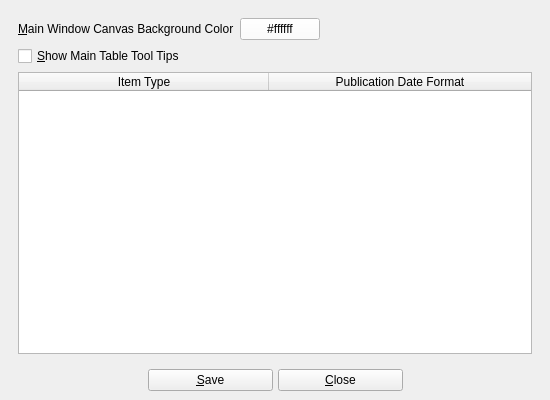
Qt form UI/biblioteq_otheroptions.ui (textbrowser/biblioteq) before a commit.
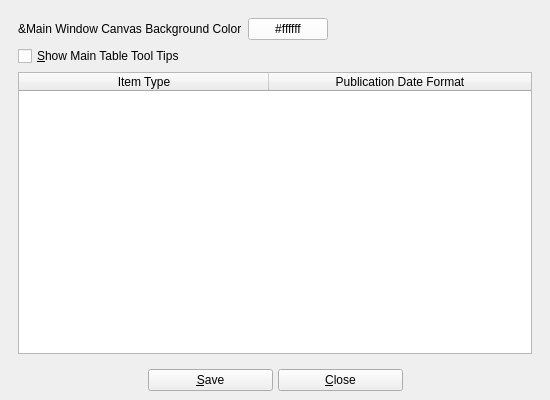
The same form after that commit. Icons and pictures are not drawn.

Patch:
```diff
--- a/UI/biblioteq_otheroptions.ui
+++ b/UI/biblioteq_otheroptions.ui
@@ -32,8 +32,8 @@
         <rect>
          <x>0</x>
          <y>0</y>
-         <width>532</width>
-         <height>343</height>
+         <width>538</width>
+         <height>344</height>
         </rect>
        </property>
        <layout class="QVBoxLayout" name="verticalLayout_2">
@@ -44,9 +44,6 @@
             <property name="text">
              <string>&amp;Main Window Canvas Background Color</string>
             </property>
-            <property name="buddy">
-             <cstring>main_window_canvas_background_color</cstring>
-            </property>
            </widget>
           </item>
           <item>
```
